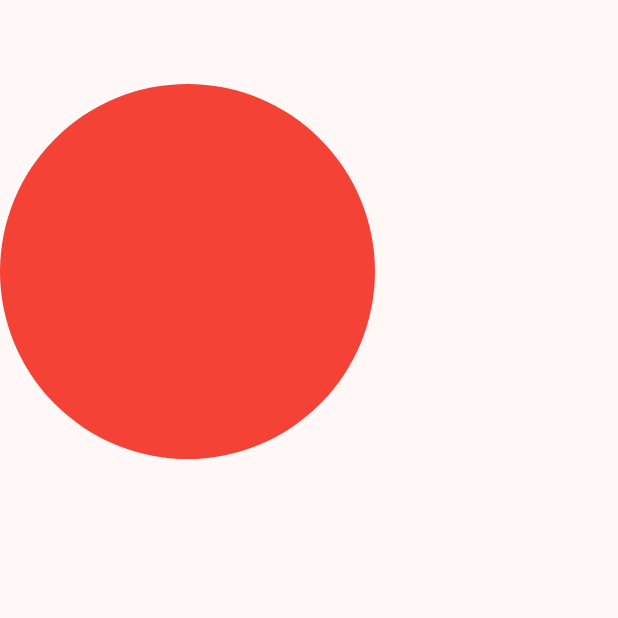
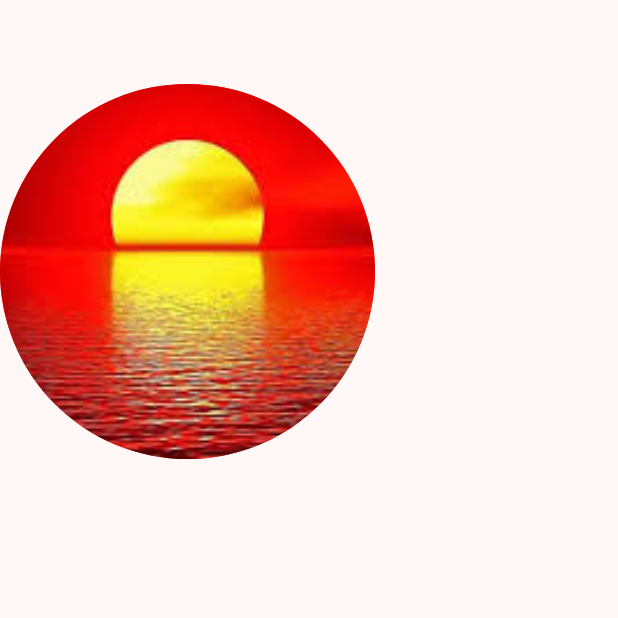
Before and after one commit to ENZHOUHUY/KB1179_1123150029_uts, a Flutter app: the screen it shows after launch, on a phone screen of 412 x 824 dp, the top half of it. Run offline on Flutter 3.47's test engine with Material 3 defaults, Android fonts, the phone set to English and light mode, and no system bars.

Commit message:
menambah gambar

```diff
--- a/lib/screen/splash1.dart
+++ b/lib/screen/splash1.dart
@@ -19,7 +19,10 @@ class SplashScreen1 extends StatelessWidget {
                     decoration: BoxDecoration(
                       shape: BoxShape.circle,
                       color: Colors.red,
-
+                      image: DecorationImage(
+                        image: AssetImage("assets/images/e1.jpeg"),
+                        fit: BoxFit.cover
+                        ),
                     ),
                   ),
                 ],
--- a/pubspec.yaml
+++ b/pubspec.yaml
@@ -58,9 +58,8 @@ flutter:
   uses-material-design: true
 
   # To add assets to your application, add an assets section, like this:
-  # assets:
-  #   - images/a_dot_burr.jpeg
-  #   - images/a_dot_ham.jpeg
+  assets:
+    - assets/images/
 
   # An image asset can refer to one or more resolution-specific "variants", see
   # https://flutter.dev/to/resolution-aware-images
```
Also changed, not shown: assets/images/e1.jpeg (added), assets/images/e2.jpeg (added), assets/images/e3.jpeg (added).
